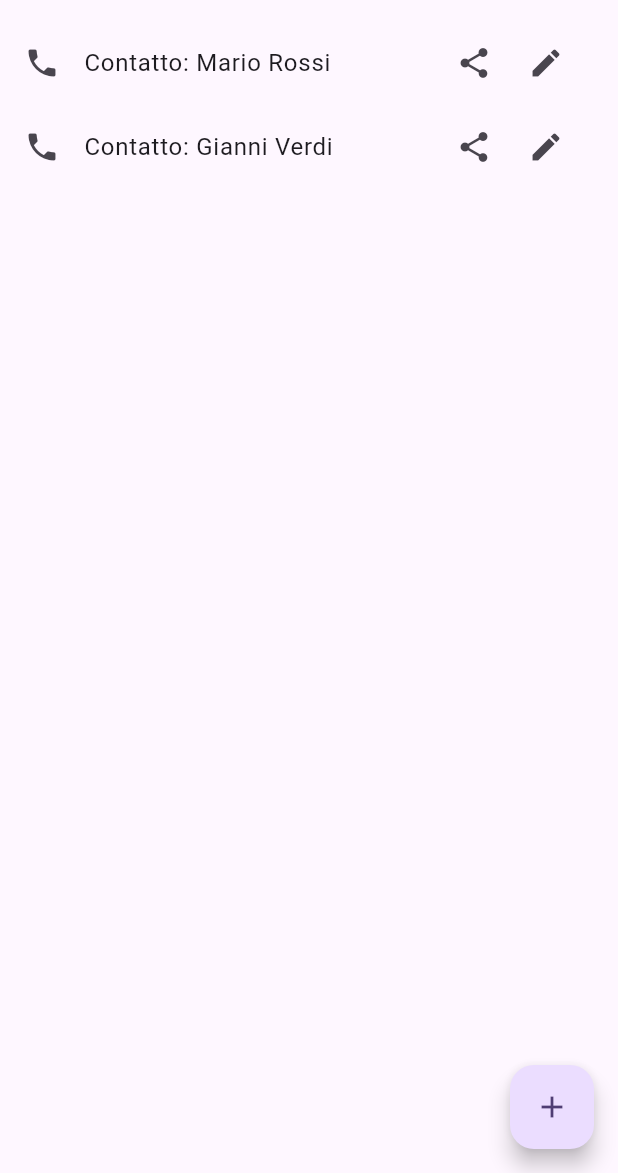
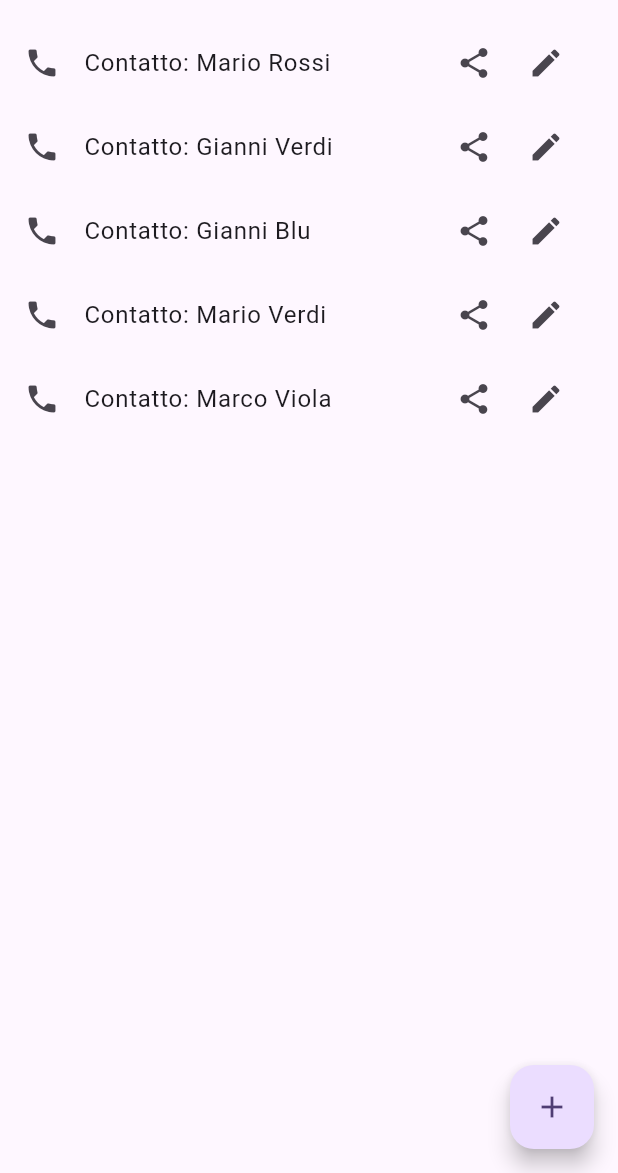
Before and after one commit to CammarataLudovico/flutter_void, a Flutter app: the screen it shows after launch, on a phone screen of 412 x 824 dp, the part 63-1236 px from its top. Run offline on Flutter 3.47's test engine with Material 3 defaults, Android fonts, the phone set to English and light mode, and no system bars; our stand-ins replace reactive_forms, share_plus.

Commit message:
Fix Snackbar message formatting and update contact data entries

```diff
--- a/lib/Contact_detail.dart
+++ b/lib/Contact_detail.dart
@@ -50,12 +50,10 @@ class _ContactDetailState extends State<ContactDetail> {
         });
       }
       ScaffoldMessenger.of(context).showSnackBar(
-        const SnackBar(content: Text('Contatto aggiornato')),
+        const SnackBar(content: Text("Contatto aggiornato")),
       );
     }
   }
-
-
 
   @override
   Widget build(BuildContext context) {
--- a/lib/data/contact_data.dart
+++ b/lib/data/contact_data.dart
@@ -9,6 +9,21 @@ import "package:contact_list_2_3/Contact.dart";
     Contact(
       firstName: "Gianni",
       lastName: "Verdi",
+      phoneNumbersList: ["3209932433", "3209932433", "3209932433"],
+    ),
+    Contact(
+      firstName: "Gianni",
+      lastName: "Blu",
+      phoneNumbersList: ["3099384332"],
+    ),
+    Contact(
+      firstName: "Mario",
+      lastName: "Verdi",
+      phoneNumbersList: ["4535454545"],
+    ),
+    Contact(
+      firstName: "Marco",
+      lastName: "Viola",
       phoneNumbersList: ["3099384332"],
     ),
   ];
```
